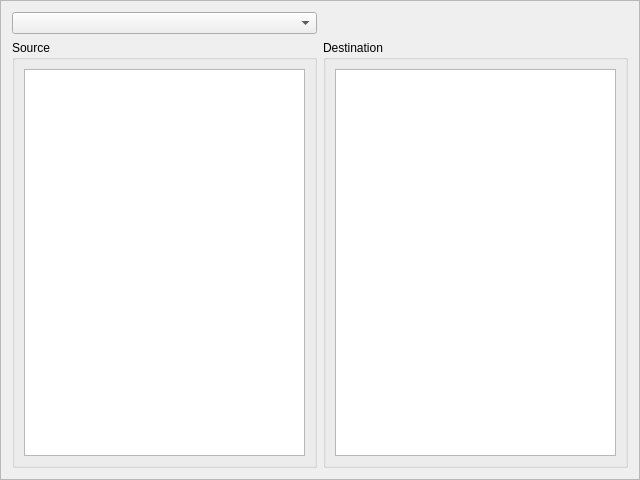
Old version of the form src/blackgui/components/copyconfigurationcomponent.ui in the repository swift-project/pilotclient.
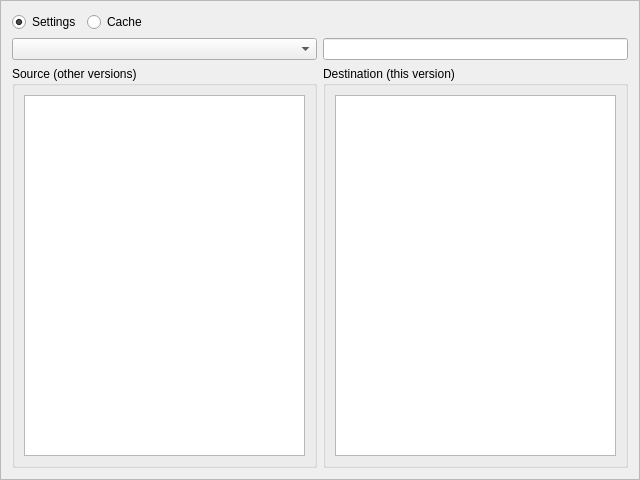
New version of the form.

Commit message: refs #887, UI for settings / cache copying * newer / missing files preselected * copied files will be copied

```diff
--- a/src/blackgui/components/copyconfigurationcomponent.ui
+++ b/src/blackgui/components/copyconfigurationcomponent.ui
@@ -20,33 +20,111 @@
    <enum>QFrame::Raised</enum>
   </property>
   <layout class="QGridLayout" name="gridLayout">
-   <item row="1" column="1">
+   <item row="3" column="0">
+    <widget class="QGroupBox" name="gb_Source">
+     <property name="title">
+      <string>Source (other versions)</string>
+     </property>
+     <layout class="QVBoxLayout" name="verticalLayout_2">
+      <item>
+       <widget class="QTreeView" name="tv_Source">
+        <property name="alternatingRowColors">
+         <bool>true</bool>
+        </property>
+        <property name="selectionMode">
+         <enum>QAbstractItemView::MultiSelection</enum>
+        </property>
+        <property name="sortingEnabled">
+         <bool>true</bool>
+        </property>
+        <property name="animated">
+         <bool>true</bool>
+        </property>
+       </widget>
+      </item>
+     </layout>
+    </widget>
+   </item>
+   <item row="3" column="1">
     <widget class="QGroupBox" name="gb_Destination">
      <property name="title">
-      <string>Destination</string>
+      <string>Destination (this version)</string>
      </property>
      <layout class="QVBoxLayout" name="verticalLayout">
       <item>
-       <widget class="QTreeView" name="tv_Destination"/>
+       <widget class="QTreeView" name="tv_Destination">
+        <property name="alternatingRowColors">
+         <bool>true</bool>
+        </property>
+        <property name="selectionMode">
+         <enum>QAbstractItemView::NoSelection</enum>
+        </property>
+        <property name="sortingEnabled">
+         <bool>true</bool>
+        </property>
+        <property name="animated">
+         <bool>true</bool>
+        </property>
+       </widget>
       </item>
      </layout>
     </widget>
    </item>
+   <item row="1" column="1">
+    <widget class="QLineEdit" name="le_CurrentVersion">
+     <property name="readOnly">
+      <bool>true</bool>
+     </property>
+    </widget>
+   </item>
    <item row="1" column="0">
-    <widget class="QGroupBox" name="gb_Source">
-     <property name="title">
-      <string>Source</string>
-     </property>
-     <layout class="QVBoxLayout" name="verticalLayout_2">
+    <widget class="QComboBox" name="cb_OtherVersions"/>
+   </item>
+   <item row="0" column="0" colspan="2">
+    <widget class="QWidget" name="wi_Mode" native="true">
+     <layout class="QHBoxLayout" name="hl_RadioButtons">
+      <property name="leftMargin">
+       <number>0</number>
+      </property>
+      <property name="topMargin">
+       <number>0</number>
+      </property>
+      <property name="bottomMargin">
+       <number>0</number>
+      </property>
       <item>
-       <widget class="QTreeView" name="tv_Source"/>
+       <widget class="QRadioButton" name="rb_Settings">
+        <property name="text">
+         <string>Settings</string>
+        </property>
+        <property name="checked">
+         <bool>true</bool>
+        </property>
+       </widget>
+      </item>
+      <item>
+       <widget class="QRadioButton" name="rb_Cache">
+        <property name="text">
+         <string>Cache</string>
+        </property>
+       </widget>
+      </item>
+      <item>
+       <spacer name="hs_Mode">
+        <property name="orientation">
+         <enum>Qt::Horizontal</enum>
+        </property>
+        <property name="sizeHint" stdset="0">
+         <size>
+          <width>40</width>
+          <height>20</height>
+         </size>
+        </property>
+       </spacer>
       </item>
      </layout>
     </widget>
    </item>
-   <item row="0" column="0">
-    <widget class="QComboBox" name="cb_Version"/>
-   </item>
   </layout>
  </widget>
  <resources/>
```
The commit also changes 2 other files.
